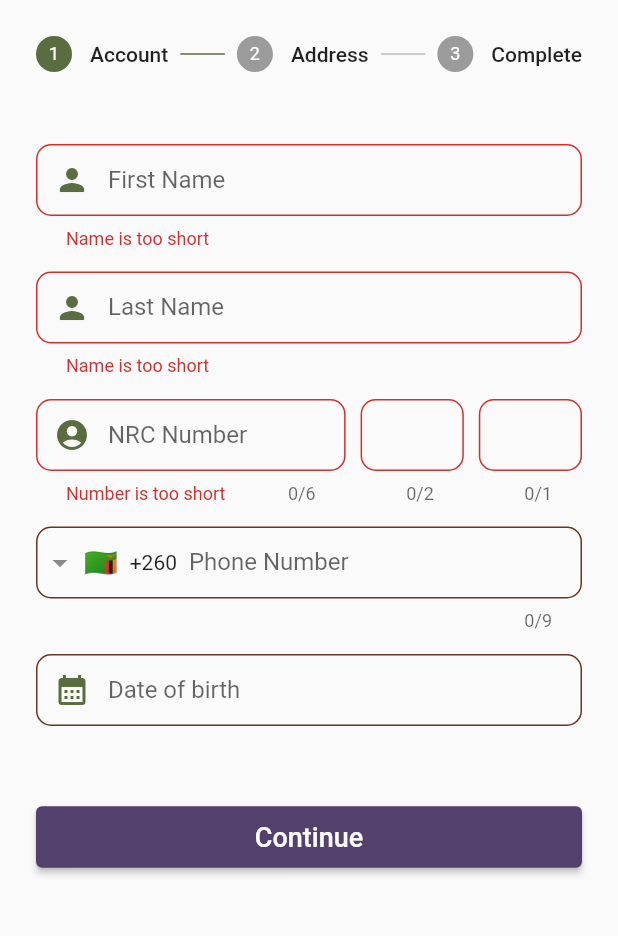
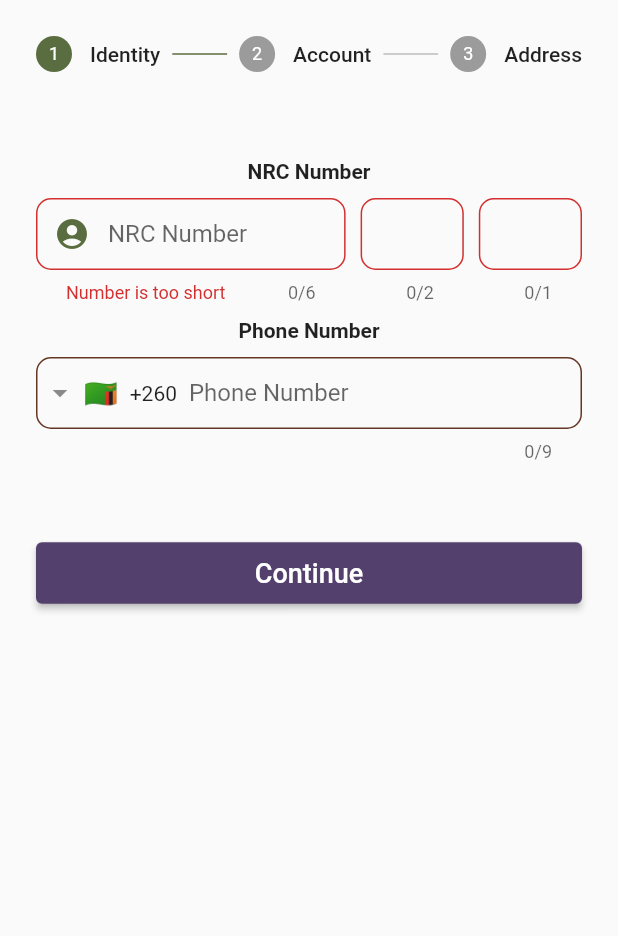
Before and after one commit to kataim/tandiza_zambia, a Flutter app: the ExistingClientRegistrationScreen screen opened by its route, after a tap on "Continue", on a phone screen of 412 x 824 dp, the part 84-1020 px from its top. Run offline on Flutter 3.47's test engine with Material 2 defaults, Android fonts, the phone set to English and light mode, and no system bars; drawn by our look-alikes of intl_phone_field; our stand-ins replace cloud_firestore, firebase_auth, firebase_core, image_picker; accounts and stored records are empty.

Commit message:
Completed the account details for the family, personal information, employment details.

```diff
--- a/lib/datalayer/datasources/firebase_auth_api.dart
+++ b/lib/datalayer/datasources/firebase_auth_api.dart
@@ -91,7 +91,7 @@ class FirebaseAuthApi {
                                         Navigator.of(context).popUntil((route) => route.isFirst);
                                         final userCredential = await _auth.signInWithCredential(credential);
                                         FirebaseDatabaseService(uid: userCredential.user?.uid).
-                                        updateUserData(FirebaseUserModel(
+                                        saveUserData(FirebaseUserModel(
                                             uid: userCredential.user?.uid,
                                             phoneNumber: userCredential.user?.phoneNumber,
                                             clientId: clientId,
--- /dev/null
+++ b/lib/domain/models/tandiza_client_expenses.dart
@@ -0,0 +1,10 @@
+class TandizaClientExpenses {
+  final int ? monthly_rent;
+  final int ? monthly_electricity;
+  final int ? monthly_water;
+  final int ? monthly_food_groceries;
+  final int ? one_off_deductible;
+
+  TandizaClientExpenses({this.monthly_electricity, this.monthly_food_groceries, this.monthly_rent,
+  this.monthly_water, this.one_off_deductible});
+}
--- /dev/null
+++ b/lib/domain/models/tandiza_client_income.dart
@@ -0,0 +1,4 @@
+class TandizaClientIncome {
+  final int ? net_pay;
+  TandizaClientIncome({this.net_pay});
+}
--- a/lib/domain/models/tandiza_loans_entity.dart
+++ b/lib/domain/models/tandiza_loans_entity.dart
@@ -1,8 +1,10 @@
-/* class Loans{
+class TandizaLoan{
   final String loanId;
   final int numberOfRepayments;
   final DateTime disbursedDate;
   final double balance;
 
+  TandizaLoan({required this.balance, required this.disbursedDate, required this.loanId,
+  required this.numberOfRepayments});
 
-} */
+}
--- a/lib/domain/repository/repository_interface.dart
+++ b/lib/domain/repository/repository_interface.dart
@@ -17,6 +17,7 @@ abstract class IRepository {
     String ? dateOfBirth});
   Stream<FirebaseUserEntity?> ? authStateChanges();
   Future<void> ? signOut();
-  Future<void> ? updateFirebaseUserData(FirebaseUserModel userModel);
+  Future<void> ? saveFirebaseUserData(FirebaseUserModel userModel);
   Future<FirebaseUserModel?> getFirebaseUserData();
+  Future<void> ? updateFirebaseUserData(Map<String, dynamic> userJsonMap);
 }
--- a/lib/domain/usecases/application_interface.dart
+++ b/lib/domain/usecases/application_interface.dart
@@ -18,6 +18,7 @@ abstract class IUserInterface {
     String ? dateOfBirth});
   Stream<FirebaseUserEntity?> ? authStateChanges();
   Future<void> signOut();
-  Future<void> ? updateFirebaseUserData(FirebaseUserModel userModel);
+  Future<void> ? saveFirebaseUserData(FirebaseUserModel userModel);
   Future<FirebaseUserModel?> getFirebaseUserData();
+  Future<void> ? updateFirebaseUserData(Map<String, dynamic> userJsonMap);
 }
--- a/lib/presentation/screens/existing_client_registration_screen.dart
+++ b/lib/presentation/screens/existing_client_registration_screen.dart
@@ -1,3 +1,5 @@
+import 'dart:math';
+
 import 'package:flutter/material.dart';
 import 'package:intl/intl.dart';
 import 'package:provider/provider.dart';
@@ -27,6 +29,8 @@ class _ExistingClientRegistrationScreenState
   bool _isChecked = false;
   late String nrcnumber;
   final Validation _validation = Validation();
+
+  final GlobalKey<FormState> _formKeyIdentity = GlobalKey<FormState>();
   final GlobalKey<FormState> _formKeyAccount = GlobalKey<FormState>();
   final GlobalKey<FormState> _formKeyTandiza = GlobalKey<FormState>();
   late String phoneNumber;
@@ -91,7 +95,7 @@ class _ExistingClientRegistrationScreenState
   }
 
   Future<void> updateFirebaseUser(FirebaseUserModel userModel) async {
-    _serviceProvider.updateFirebaseUser(userModel);
+    _serviceProvider.saveFirebaseUser(userModel);
   }
   void onPhoneNumberChange(
       String number, String internationalizedPhoneNumber, String isoCode) {
@@ -187,13 +191,27 @@ class _ExistingClientRegistrationScreenState
                 dateOfBirth: tandiza?.dateOfBirth ?? _dateOfBirthController.text);
 
 
-          } else if(_formKeyAccount.currentState!.validate() && currentStep == 0){
+          } else if(_formKeyIdentity.currentState!.validate() && currentStep == 0){
+            nrcnumber = '${_nrcNumberController1.text}/${_nrcNumberController2.text}/${_nrcNumberController3.text}';
+            final tandiza = await getClientData(nrcnumber);
+            if(tandiza?.result == 'Found'){
+              signInWithPhone(
+                  phoneNumber: phoneNumber,
+                  context:context,
+                  tandizaClient: tandiza,
+                  clientId: tandiza?.clientId,
+                  firstName: tandiza?.firstName,
+                  surname: tandiza?.surname,
+                  result: tandiza?.result,
+                  nrcNumber: tandiza?.nrcNumber,
+                  dateOfBirth: tandiza?.dateOfBirth);
+            }else{
               setState(() {
                 currentStep = currentStep + 1;
               });
-
             }
-          else if(_formKeyTandiza.currentState!.validate() && currentStep == 1){
+              }
+          else if(_formKeyAccount.currentState!.validate() && currentStep == 1){
                 setState(() {
                   currentStep = currentStep + 1;
                 });
@@ -218,51 +236,14 @@ class _ExistingClientRegistrationScreenState
       Step(
           state: currentStep > 0 ? StepState.complete : StepState.indexed,
           isActive: currentStep >= 0,
-          title: const Text('Account'),
+          title: const Text('Identity'),
           content: Form(
-            key: _formKeyAccount,
+            key: _formKeyIdentity,
             child: Column(
               children: [
-                TextFormField(
-                  controller: _firstNameController,
-                  validator: _validation.validateName,
-                  //_validateName,
-                  onChanged: (value) {},
-                  textCapitalization: TextCapitalization.words,
-                  textAlign: TextAlign.center,
-                  keyboardType: TextInputType.text,
-                  cursorColor: kPrimaryColour,
-                  decoration: kTextFieldDecoration.copyWith(
-                      hintText: 'First Name',
-                      labelText: 'First Name',
-                      prefixIcon: Icon(
-                        Icons.person,
-                        color: Theme.of(context).primaryColorDark,
-                      )),
-                ),
-                const SizedBox(
-                  height: 15,
-                ),
-                TextFormField(
-                  controller: _lastNameController,
-                  validator: _validation.validateName,
-                  //_validateName,
-                  onChanged: (value) {},
-                  textCapitalization: TextCapitalization.words,
-                  textAlign: TextAlign.center,
-                  keyboardType: TextInputType.text,
-                  cursorColor: kPrimaryColour,
-                  decoration: kTextFieldDecoration.copyWith(
-                      hintText: 'Last Name',
-                      labelText: 'Last Name',
-                      prefixIcon: Icon(
-                        Icons.person,
-                        color: Theme.of(context).primaryColorDark,
-                      )),
-                ),
-                const SizedBox(
-                  height: 15,
-                ),
+                const SizedBox(height: 10,),
+                const Text('NRC Number', style: TextStyle(fontWeight: FontWeight.bold),),
+                const SizedBox(height: 10,),
                 Row(
                   children: [
                     Expanded(
@@ -325,7 +306,9 @@ class _ExistingClientRegistrationScreenState
                     )
                   ],
                 ),
-                const SizedBox(height: 15,),
+                const SizedBox(height: 10,),
+                const Text('Phone Number', style: TextStyle(fontWeight: FontWeight.bold),),
+                const SizedBox(height: 10,),
                 IntlPhoneField(
                   controller: _phoneController,
                   onChanged: (phone) {
@@ -342,7 +325,64 @@ class _ExistingClientRegistrationScreenState
                         color: kSecondaryColour,
                       )),
                 ),
+              ],
+            ),
+          )),
+      Step(
+          state: currentStep > 1 ? StepState.complete : StepState.indexed,
+          isActive: currentStep >= 1,
+          title: const Text('Account'),
+          content: Form(
+            key: _formKeyAccount,
+            child: Column(
+              children: [
+                const SizedBox(height: 10,),
+                const Text('First Name', style: TextStyle(fontWeight: FontWeight.bold),),
+                const SizedBox(height: 10,),
+                TextFormField(
+                  controller: _firstNameController,
+                  validator: _validation.validateName,
+                  //_validateName,
+                  onChanged: (value) {},
+                  textCapitalization: TextCapitalization.words,
+                  textAlign: TextAlign.center,
+                  keyboardType: TextInputType.text,
+                  cursorColor: kPrimaryColour,
+                  decoration: kTextFieldDecoration.copyWith(
+                      hintText: 'First Name',
+                      labelText: 'First Name',
+                      prefixIcon: Icon(
+                        Icons.person,
+                        color: Theme.of(context).primaryColorDark,
+                      )),
+                ),
+                const SizedBox(
+                  height: 15,
+                ),
+                const SizedBox(height: 10,),
+                const Text('Last Name', style: TextStyle(fontWeight: FontWeight.bold),),
+                const SizedBox(height: 10,),
+                TextFormField(
+                  controller: _lastNameController,
+                  validator: _validation.validateName,
+                  //_validateName,
+                  onChanged: (value) {},
+                  textCapitalization: TextCapitalization.words,
+                  textAlign: TextAlign.center,
+                  keyboardType: TextInputType.text,
+                  cursorColor: kPrimaryColour,
+                  decoration: kTextFieldDecoration.copyWith(
+                      hintText: 'Last Name',
+                      labelText: 'Last Name',
+                      prefixIcon: Icon(
+                        Icons.person,
+                        color: Theme.of(context).primaryColorDark,
+                      )),
+                ),
                 const SizedBox(height: 15,),
+                const SizedBox(height: 10,),
+                const Text('Date of Birth', style: TextStyle(fontWeight: FontWeight.bold),),
+                const SizedBox(height: 10,),
                 TextFormField(
                   controller: _dateOfBirthController,
                   validator: null,
@@ -375,8 +415,8 @@ class _ExistingClientRegistrationScreenState
             ),
           )),
       Step(
-          state: currentStep > 1 ? StepState.complete : StepState.indexed,
-          isActive: currentStep >= 1,
+          state: currentStep > 2 ? StepState.complete : StepState.indexed,
+          isActive: currentStep >= 2,
           title: const Text('Address'),
           content: Form(
             key: _formKeyTandiza,
@@ -457,14 +497,7 @@ class _ExistingClientRegistrationScreenState
                     debugPrint('You just selected $selection');
                   },
                 ),
-              ],
-            ),
-          )),
-      Step(
-          state: currentStep > 2 ? StepState.complete : StepState.indexed,
-          isActive: currentStep >= 2,
-          title: const Text('Complete'),
-          content: ListTile(
+                ListTile(
                   title: const Text('Terms & Conditions'),
                   subtitle: const Text('I agree to Tandiza Finance Terms. Information provided is correct'),
                   isThreeLine: true,
@@ -476,7 +509,10 @@ class _ExistingClientRegistrationScreenState
                       });
                     },
                   ),
-          ))
+                )
+              ],
+            ),
+          )),
     ];
   }
 }
--- a/lib/presentation/screens/home_address_screen.dart
+++ b/lib/presentation/screens/home_address_screen.dart
@@ -218,8 +218,8 @@ class _HomeAddressScreenState extends State<HomeAddressScreen> {
                               minimumSize: const Size(double.infinity, 50)
                           ),
                           onPressed: () {
-
-                          }, child: Text('Update', style: TextStyle(fontSize: 20,
+                            //FirebaseDatabaseService(uid: FirebaseAuth.instance.currentUser?.uid).updateUserData();
+                          }, child: const Text('Update', style: TextStyle(fontSize: 20,
                           letterSpacing:0.8,
                           fontWeight: FontWeight.bold,
                           color: kWhiteColour),)),
--- a/lib/presentation/state-management/service_provider.dart
+++ b/lib/presentation/state-management/service_provider.dart
@@ -4,6 +4,10 @@ import 'package:tandiza/domain/models/tandiza_client_entity.dart';
 
 import '../../datalayer/models/firebase_user_model.dart';
 import '../../domain/models/firebase_user_entity.dart';
+import '../../domain/models/tandiza_client_expenses.dart';
+import '../../domain/models/tandiza_client_income.dart';
+import '../../utilities/settings.dart';
+import '../../utilities/utils.dart';
 
 class ServiceProvider extends ChangeNotifier {
   final ApplicationFacade ? applicationFacade;
@@ -12,6 +16,69 @@ class ServiceProvider extends ChangeNotifier {
   TandizaClient ? tandizaClient = TandizaClient();
   FirebaseUserEntity ? firebaseUserEntity = FirebaseUserEntity();
 
+  TandizaClientExpenses clientExpenses = TandizaClientExpenses();
+  TandizaClientIncome clientIncome = TandizaClientIncome();
+  int requestedAmount = 0;
+  bool qualify = false;
+
+    // Determine if Client can afford the amount requested.
+    // takes a TandizaClientExpenses object
+    // calculates affordability ratio from it.
+
+    // Min possible loan amount as place holder
+    /*int amountRequested = requestedAmount < MIN_LOAN_REQUEST_AMOUNT ? MIN_LOAN_REQUEST_AMOUNT : requestedAmount;
+
+
+    final netIncome = clientIncome.net_pay; // + clientExpenses.oneOffDeductible
+    // client won't know this.
+
+    // If net expenses greater than min, set to sum, else set to min
+    final totalExpenses =
+        clientExpenses.monthly_rent + clientExpenses.monthlyWater + clientExpenses.monthlyElectricity + clientExpenses.monthlyFoodGroceries;
+
+    final netExpenses = totalExpenses < MIN_EXPENSES ? MIN_EXPENSES : totalExpenses;
+    final disposableIncome = netIncome - netExpenses;
+    final loanRepayment = (amountRequested + PERCENT_LOAN_INTEREST * amountRequested + MIN_FEES).toInt();
+    qualify = canClientAffordLoan(loanRepayment, disposableIncome, netIncome);*/
+
+
+  // set the qualify variable
+
+  // val check_eligiblity = can_client_afford_loan(loan_repayment, disposable_income, net_income)
+
+  bool canClientAffordLoan(int loanRepayment, int disposableIncome, int netIncome) {
+    var affordability = false;
+    if (checkAffordabilityRatio1(loanRepayment, disposableIncome) && (checkAffordabilityRatio2(loanRepayment, netIncome))) {
+      affordability = true;
+    }
+    return affordability;
+  }
+
+  // calculate
+  // 1. Affordability ratio 1 After expenses
+  // 2. Affordability ratio 2 Before expenses
+
+  // After expenses
+  bool checkAffordabilityRatio1(int loanRepayment, int disposableIncome) {
+    final affordabilityRatio1 = loanRepayment.toDouble() / disposableIncome.toDouble();
+    var affordable = false;
+
+    if (affordabilityRatio1 < MIN_AFFORDABILITY_RATIO_DISPOSABLE_INCOME) {
+      affordable = true;
+    }
+    return affordable;
+  }
+
+  // Before expenses
+  bool checkAffordabilityRatio2(int loanRepayment, int netIncome) {
+    final affordabilityRatio2 = loanRepayment.toDouble() / netIncome.toDouble();
+    var affordable = false;
+
+    if (affordabilityRatio2 < MIN_AFFORDABILITY_RATIO_NETPAY) {
+      affordable = true;
+    }
+    return affordable;
+  }
 
 
   Future<TandizaClient?> getClientData (String id) async {
@@ -44,13 +111,16 @@ class ServiceProvider extends ChangeNotifier {
     return firebaseUserEntity;
   }
 
-  Future<void> updateFirebaseUser(FirebaseUserModel userModel) async {
-    applicationFacade?.updateFirebaseUserData(userModel);
+  Future<void> saveFirebaseUser(FirebaseUserModel userModel) async {
+    applicationFacade?.saveFirebaseUserData(userModel);
+  }
+
+  Future<void> updateFirebaseUser(Map<String, dynamic> userJsonMap) async {
+    applicationFacade?.updateFirebaseUserData(userJsonMap);
   }
 
   Stream<FirebaseUserEntity?>? onAuthStateChanges () {
     return applicationFacade?.authStateChanges();
-
   }
 
   Future<void> signOut () async {
@@ -62,3 +132,7 @@ class ServiceProvider extends ChangeNotifier {
   }
 
 }
+
+class AffordabilityCheck {
+
+}
--- a/lib/utilities/settings.dart
+++ b/lib/utilities/settings.dart
@@ -36,6 +36,14 @@ MaterialColor(kPrimaryColourInt, <int, Color>{
   800: kPrimaryColour,
   900: kPrimaryColour,
 });
+
+// Affordability Check constants
+const double MIN_AFFORDABILITY_RATIO_NETPAY = 0.4;
+const double MIN_AFFORDABILITY_RATIO_DISPOSABLE_INCOME = 0.6;
+const int MIN_LOAN_REQUEST_AMOUNT = 2000;
+const int MIN_EXPENSES = 1500;
+const int MIN_FEES = 50;
+const double PERCENT_LOAN_INTEREST = 0.25;
 
 const List<String> list = <String>['Ndola',
 'Lusaka',
```
Also changed, not shown: lib/application/application_facade.dart (+7 -2 lines), lib/datalayer/datasources/firebase_database_api.dart (+8 -1 lines), lib/datalayer/repository/repository.dart (+7 -2 lines), lib/domain/models/tandiza_applications_entity.dart (+10 -0 lines), lib/domain/models/tandiza_client_financials_entity.dart (+10 -38 lines), lib/domain/models/tandiza_employment_details.dart (added, +15 -0 lines), lib/presentation/screens/login_screen.dart (+11 -4 lines), lib/presentation/screens/personal_information_screen.dart (+61 -27 lines). Lines whose indentation alone changed are shown as unchanged.
